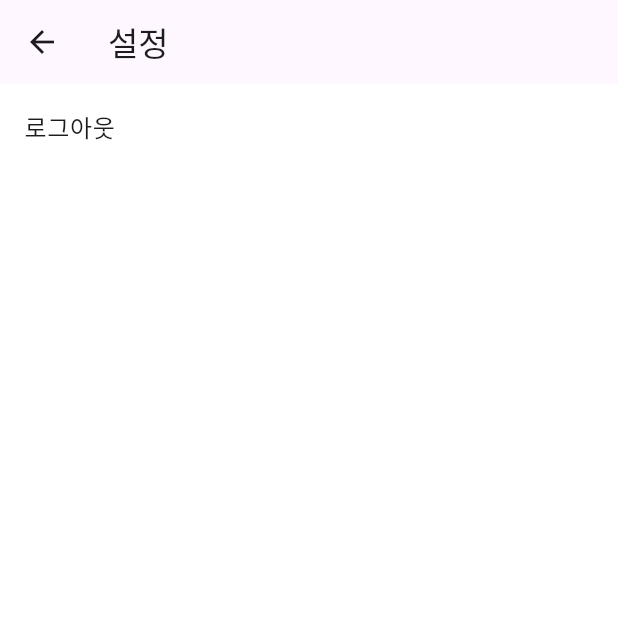
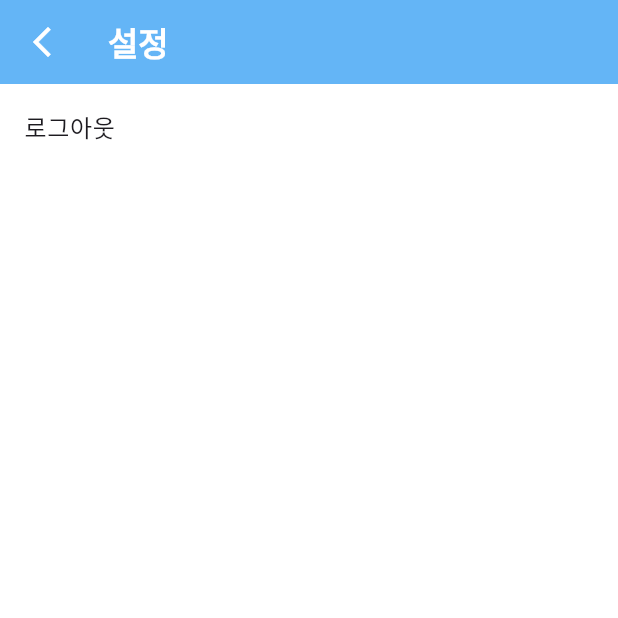
Before and after one commit to School-Meal/app, a Flutter app: the MainNavigator screen opened directly, item 3 of the bottom bar chosen, after a tap on the "settings" icon, on a phone screen of 412 x 824 dp, the top half of it. Run offline on Flutter 3.47's test engine with Material 3 defaults, Android fonts, the phone set to English and light mode, and no system bars.

Commit message:
chore: 하..🙃

```diff
--- a/lib/screen/navigator.dart
+++ b/lib/screen/navigator.dart
@@ -34,6 +34,7 @@ class _MainNavigatorState extends State<MainNavigator> {
       bottomNavigationBar: BottomNavigationBar(
         backgroundColor: Colors.blue.shade300,
         fixedColor: Colors.white,
+        unselectedItemColor: Colors.blue.shade100,
         showUnselectedLabels: true,
         type: BottomNavigationBarType.fixed,
         items: const [
--- a/lib/screen/post/post_screen.dart
+++ b/lib/screen/post/post_screen.dart
@@ -11,6 +11,18 @@ class _PostScreenState extends State<PostScreen> {
   @override
   Widget build(BuildContext context) {
     return Scaffold(
+      appBar: AppBar(
+        backgroundColor: Colors.blue.shade300,
+        automaticallyImplyLeading: false,
+        centerTitle: false,
+        title: Text(
+          "게시물",
+          style: TextStyle(
+            color: Colors.white,
+            fontWeight: FontWeight.bold,
+          ),
+        ),
+      ),
       body: Center(
         child: Text("게시물"),
       ),
--- a/lib/screen/profile/profile_screen.dart
+++ b/lib/screen/profile/profile_screen.dart
@@ -165,7 +165,16 @@ class _ProfileScreenState extends State<ProfileScreen> {
   Widget build(BuildContext context) {
     return Scaffold(
       appBar: AppBar(
+        backgroundColor: Colors.blue.shade300,
         automaticallyImplyLeading: false,
+        centerTitle: false,
+        title: const Text(
+          "프로필",
+          style: TextStyle(
+            color: Colors.white,
+            fontWeight: FontWeight.bold,
+          ),
+        ),
         actions: [
           IconButton(
             onPressed: () {
@@ -174,7 +183,11 @@ class _ProfileScreenState extends State<ProfileScreen> {
                 MaterialPageRoute(builder: (context) => SettingScreen()),
               );
             },
-            icon: const Icon(Icons.settings),
+            icon: const Icon(
+              Icons.settings,
+              size: 32,
+              color: Colors.white,
+            ),
           ),
         ],
       ),
--- a/lib/screen/profile/setting/setting_screen.dart
+++ b/lib/screen/profile/setting/setting_screen.dart
@@ -12,8 +12,24 @@ class _SettingScreenState extends State<SettingScreen> {
   Widget build(BuildContext context) {
     return Scaffold(
       appBar: AppBar(
+        backgroundColor: Colors.blue.shade300,
         centerTitle: false,
-        title: Text("설정"),
+        title: const Text(
+          "설정",
+          style: TextStyle(
+            color: Colors.white,
+            fontWeight: FontWeight.bold,
+          ),
+        ),
+        leading: IconButton(
+          onPressed: () {
+            Navigator.pop(context);
+          },
+          icon: Icon(
+            Icons.arrow_back_ios_new,
+            color: Colors.white,
+          ),
+        ),
       ),
       body: Column(
         children: [
```
Also changed, not shown: lib/screen/meal/meal_screen.dart (+13 -1 lines), lib/screen/splash_screen.dart (+4 -3 lines).
